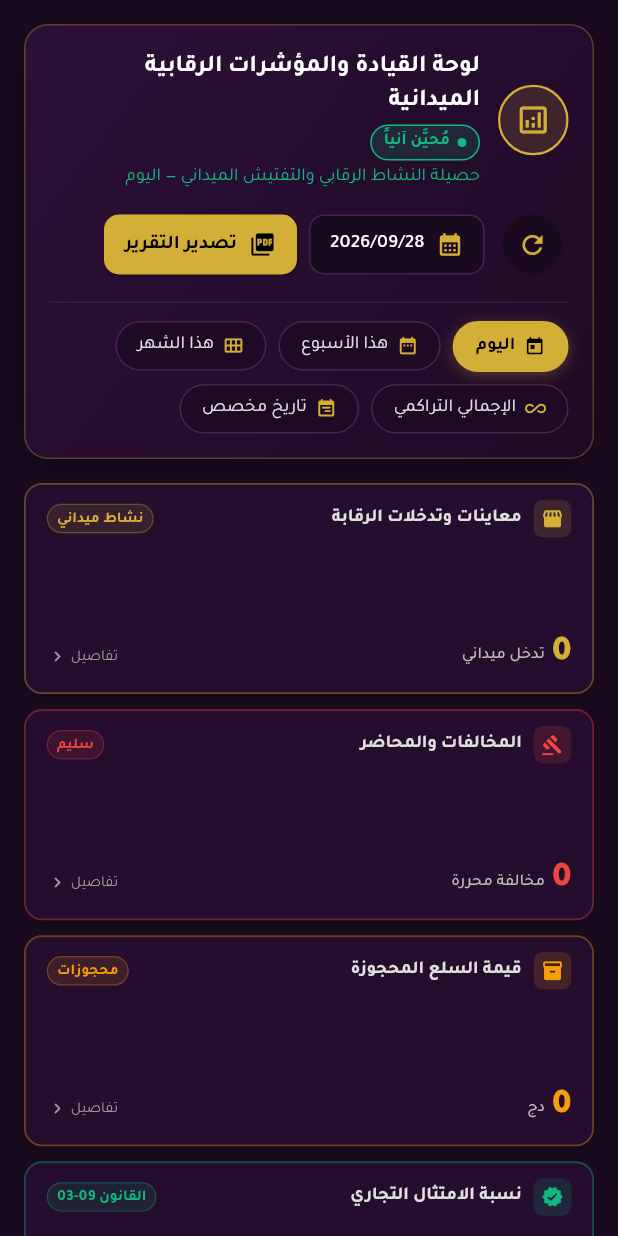
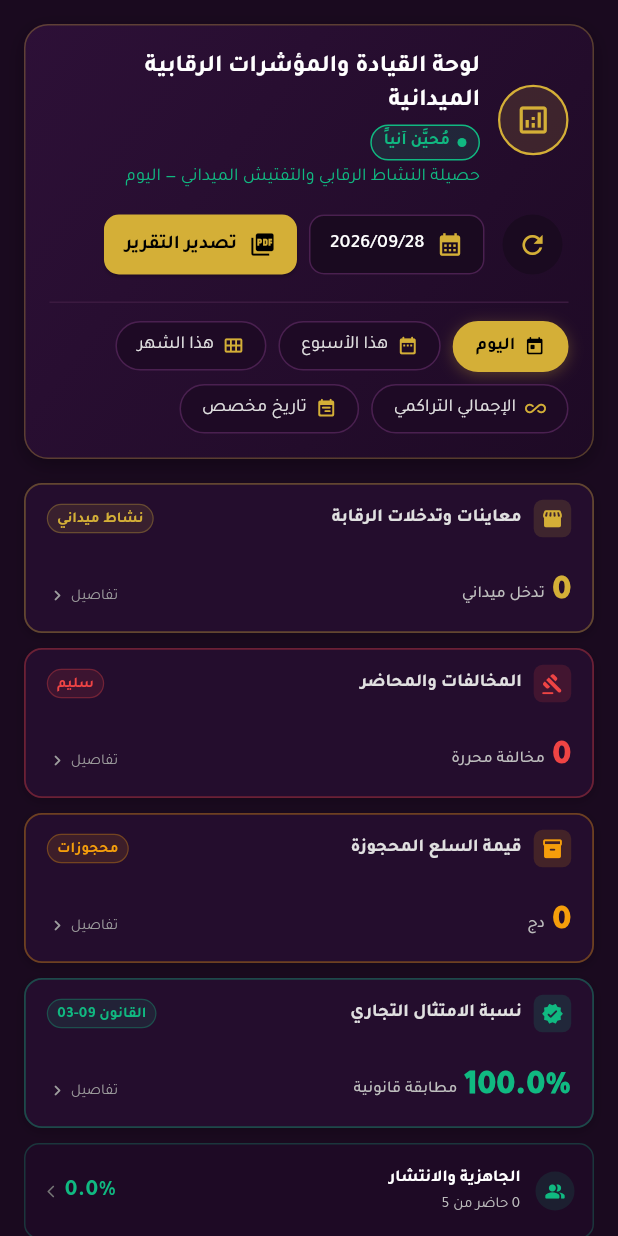
Before and after one commit to matique2026ai-ux/DCW-SETIF, a Flutter app: the DirectorAnalyticsTab widget shown alone on an empty page, opened directly, on a phone screen of 412 x 824 dp. Run offline on Flutter 3.47's test engine with Material 3 defaults, Android fonts, the light colour scheme and no system bars; our stand-ins replace flutter_map, geolocator, image_picker, latlong2, pdf, printing and 2 more; accounts and stored records are empty; network calls fail.

Commit message:
feat(director): compact executive KPIs, 7-day ready trend, and real-time attendance & checkout live streaming

```diff
--- a/tracker/lib/screens/director/director_analytics_tab.dart
+++ b/tracker/lib/screens/director/director_analytics_tab.dart
@@ -508,20 +508,22 @@ class _DirectorAnalyticsTabState extends State<DirectorAnalyticsTab> {
     return Column(
       crossAxisAlignment: CrossAxisAlignment.stretch,
       children: [
-        // ── TOP ROW: 4 PRIMARY STRATEGIC PILLARS (Clean, sleek, balanced height) ──
+        // ── TOP ROW: 4 PRIMARY STRATEGIC PILLARS (Clean, sleek, executive height) ──
         LayoutBuilder(
           builder: (context, constraints) {
-            final isDesktop = constraints.maxWidth > 900;
-            final isTablet = constraints.maxWidth > 550;
+            final isDesktop = constraints.maxWidth > 950;
+            final isTablet = constraints.maxWidth > 600;
             final crossAxisCount = isDesktop ? 4 : (isTablet ? 2 : 1);
 
-            return GridView.count(
+            return GridView(
+              gridDelegate: SliverGridDelegateWithFixedCrossAxisCount(
                 crossAxisCount: crossAxisCount,
+                crossAxisSpacing: 12,
+                mainAxisSpacing: 10,
+                mainAxisExtent: isDesktop ? 96.0 : (isTablet ? 98.0 : 100.0),
+              ),
               shrinkWrap: true,
               physics: const NeverScrollableScrollPhysics(),
-              crossAxisSpacing: 12,
-              mainAxisSpacing: 10,
-              childAspectRatio: isDesktop ? 2.4 : (isTablet ? 2.6 : 2.7),
               children: [
                 _buildHeroMetricCard(
                   title: isArabic ? 'معاينات وتدخلات الرقابة' : 'Visites de Contrôle',
@@ -577,17 +579,19 @@ class _DirectorAnalyticsTabState extends State<DirectorAnalyticsTab> {
         // ── BOTTOM ROW: 4 OPERATIONAL & LEGAL ACTION MINI-TILES ──
         LayoutBuilder(
           builder: (context, constraints) {
-            final isDesktop = constraints.maxWidth > 900;
-            final isTablet = constraints.maxWidth > 550;
+            final isDesktop = constraints.maxWidth > 950;
+            final isTablet = constraints.maxWidth > 600;
             final crossAxisCount = isDesktop ? 4 : (isTablet ? 2 : 1);
 
-            return GridView.count(
+            return GridView(
+              gridDelegate: SliverGridDelegateWithFixedCrossAxisCount(
                 crossAxisCount: crossAxisCount,
+                crossAxisSpacing: 10,
+                mainAxisSpacing: 8,
+                mainAxisExtent: isDesktop ? 60.0 : (isTablet ? 62.0 : 64.0),
+              ),
               shrinkWrap: true,
               physics: const NeverScrollableScrollPhysics(),
-              crossAxisSpacing: 10,
-              mainAxisSpacing: 8,
-              childAspectRatio: isDesktop ? 3.6 : (isTablet ? 3.8 : 4.0),
               children: [
                 _buildCompactActionTile(
                   title: isArabic ? 'الجاهزية والانتشار' : 'Déploiement',
@@ -636,9 +640,25 @@ class _DirectorAnalyticsTabState extends State<DirectorAnalyticsTab> {
     Map<String, dynamic> ins,
     List<dynamic> recentVisits,
   ) {
-    final double maxVisits = dailyTrend.isEmpty
-        ? 1.0
-        : dailyTrend
+    final List<dynamic> chartData;
+    final bool hasVisitsData = dailyTrend.isNotEmpty && dailyTrend.any((e) => ((e['visits'] as num?)?.toInt() ?? 0) > 0);
+
+    if (dailyTrend.isNotEmpty) {
+      chartData = dailyTrend;
+    } else {
+      final now = DateTime.now();
+      chartData = List.generate(7, (i) {
+        final d = now.subtract(Duration(days: 6 - i));
+        return {
+          'date': DateFormat('yyyy-MM-dd').format(d),
+          'visits': 0,
+          'violations': 0,
+          'seizures': 0.0,
+        };
+      });
+    }
+
+    final double maxVisits = chartData
         .map((e) => (e['visits'] as num?)?.toDouble() ?? 0.0)
         .fold(1.0, (max, v) => v > max ? v : max);
 
@@ -746,38 +766,46 @@ class _DirectorAnalyticsTabState extends State<DirectorAnalyticsTab> {
                 ),
             ],
           ),
-          const SizedBox(height: 20),
+          const SizedBox(height: 16),
+
+          // Readiness notice if no visits recorded yet today
+          if (!hasVisitsData)
+            Container(
+              margin: const EdgeInsets.only(bottom: 12),
+              padding: const EdgeInsets.symmetric(horizontal: 12, vertical: 8),
+              decoration: BoxDecoration(
+                color: const Color(0xFFD4AF37).withValues(alpha: 0.08),
+                borderRadius: BorderRadius.circular(8),
+                border: Border.all(color: const Color(0xFFD4AF37).withValues(alpha: 0.2)),
+              ),
+              child: Row(
+                children: [
+                  const Icon(Icons.info_outline_rounded, color: Color(0xFFD4AF37), size: 16),
+                  const SizedBox(width: 8),
+                  Expanded(
+                    child: Text(
+                      isArabic
+                          ? 'السجل محيَّن آنياً وجاهز: سيبدأ المنحنى البياني بالصعود التلقائي فور تسجيل المفتشين لأولى المعاينات الميدانية لليوم'
+                          : 'Prêt pour l\'enregistrement : Le graphique s\'animera dès la première visite terrain.',
+                      style: const TextStyle(fontFamily: 'Tajawal', color: Colors.white70, fontSize: 11),
+                    ),
+                  ),
+                ],
+              ),
+            ),
 
           // Animated Dual Bars Container
-          if (dailyTrend.isEmpty)
           Container(
-              height: 160,
+            padding: const EdgeInsets.symmetric(horizontal: 16, vertical: 16),
             decoration: BoxDecoration(
               color: const Color(0xFF1A0A20),
               borderRadius: BorderRadius.circular(12),
               border: Border.all(color: const Color(0xFF3B1A40)),
             ),
-              child: Center(
-                child: Text(
-                  isArabic
-                      ? 'جاري تحديث واسترجاع مؤشرات التدخلات الرقابية...'
-                      : 'Chargement des indicateurs de contrôle...',
-                  style: TextStyle(fontFamily: 'Tajawal', color: Colors.grey.shade400, fontSize: 13),
-                ),
-              ),
-            )
-          else
-            Container(
-              padding: const EdgeInsets.symmetric(horizontal: 16, vertical: 16),
-              decoration: BoxDecoration(
-                color: const Color(0xFF1A0A20),
-                borderRadius: BorderRadius.circular(12),
-                border: Border.all(color: const Color(0xFF3B1A40)),
-              ),
             child: Column(
               children: [
                 SizedBox(
-                    height: 215,
+                  height: 200,
                   child: LayoutBuilder(
                     builder: (context, constraints) {
                       return SingleChildScrollView(
@@ -788,8 +816,8 @@ class _DirectorAnalyticsTabState extends State<DirectorAnalyticsTab> {
                           child: Row(
                             crossAxisAlignment: CrossAxisAlignment.end,
                             mainAxisAlignment: MainAxisAlignment.spaceAround,
-                              children: List.generate(dailyTrend.length, (idx) {
-                                final day = dailyTrend[idx];
+                            children: List.generate(chartData.length, (idx) {
+                              final day = chartData[idx];
                               final int visits = (day['visits'] as num?)?.toInt() ?? 0;
                               final int violations = (day['violations'] as num?)?.toInt() ?? 0;
                               final String rawDate = day['date']?.toString() ?? '';
@@ -802,8 +830,8 @@ class _DirectorAnalyticsTabState extends State<DirectorAnalyticsTab> {
                                 if (parts.length == 3) shortDate = '${parts[2]}/${parts[1]}';
                               }
 
-                                final double targetVisitsHeight = (visits / maxVisits) * 105.0;
-                                final double targetViolationsHeight = (violations / maxVisits) * 105.0;
+                              final double targetVisitsHeight = visits > 0 ? (visits / maxVisits) * 105.0 : 6.0;
+                              final double targetViolationsHeight = violations > 0 ? (violations / maxVisits) * 105.0 : (visits > 0 ? 0.0 : 6.0);
 
                                 return MouseRegion(
                                   onEnter: (_) => setState(() => _hoveredBarIndex = idx),
```
Also changed, not shown: tracker/lib/screens/director/director_reports_tab.dart (+88 -9 lines), 2 other files. Lines whose indentation alone changed are shown as unchanged.
